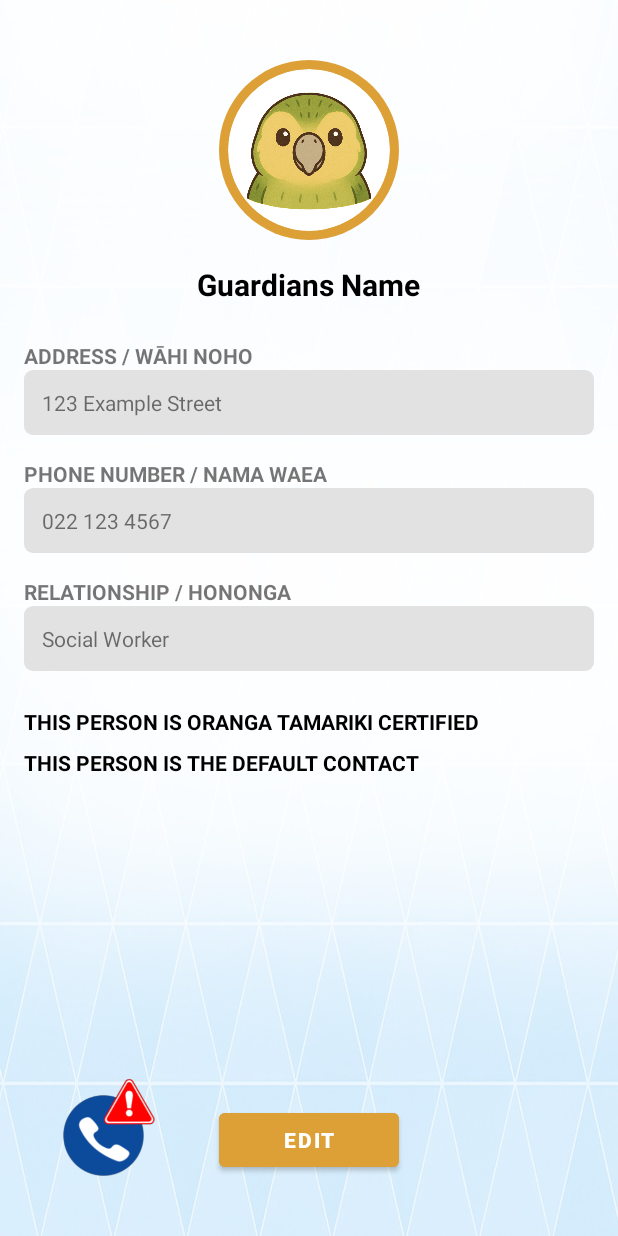
After one commit to prabhdeep101/QuickResponseApp, an Android app: the layout fragment_contact_details.xml on its own in the app's theme, with its tools: preview values and no code run, on a phone screen of 412 x 824 dp. The commit adds this screen. Run offline under Robolectric (Android 15) with nearby library versions, the phone set to English and light mode, and no system bars.

Commit message:
Contact Pages

```diff
--- a/app/src/main/java/com/example/quickresponseapp/contacts/ContactsAdapter.kt
+++ b/app/src/main/java/com/example/quickresponseapp/contacts/ContactsAdapter.kt
@@ -1,4 +1,7 @@
 package com.example.quickresponseapp.contacts
 
-class ContactsAdapter {
+import android.widget.AdapterView.OnItemClickListener
+import android.widget.ListAdapter
+
+class ContactsAdapter(private val listener: OnItemClickListener) {
 }
--- /dev/null
+++ b/app/src/main/res/drawable/edit_text_bg.xml
@@ -0,0 +1,6 @@
+<?xml version="1.0" encoding="utf-8"?>
+<shape xmlns:android="http://schemas.android.com/apk/res/android"
+    android:shape="rectangle">
+    <solid android:color="@color/LightGrey" />
+    <corners android:radius="6dp" />
+</shape>
--- /dev/null
+++ b/app/src/main/res/layout/fragment_contact_details.xml
@@ -0,0 +1,143 @@
+<?xml version="1.0" encoding="utf-8"?>
+<androidx.coordinatorlayout.widget.CoordinatorLayout xmlns:android="http://schemas.android.com/apk/res/android"
+    xmlns:app="http://schemas.android.com/apk/res-auto"
+    xmlns:tools="http://schemas.android.com/tools"
+    android:layout_width="match_parent"
+    android:layout_height="match_parent"
+    android:background="@drawable/backgroundphoto"
+    android:padding="16dp">
+
+    <!-- Scrollable content -->
+    <ScrollView
+        android:layout_width="match_parent"
+        android:layout_height="match_parent"
+        android:layout_gravity="top"
+        android:layout_marginBottom="100dp">
+
+        <LinearLayout
+            android:layout_width="match_parent"
+            android:layout_height="wrap_content"
+            android:gravity="center_horizontal"
+            android:orientation="vertical">
+
+            <!-- Contact profile picture wrapped in a frame -->
+            <FrameLayout
+                android:layout_width="120dp"
+                android:layout_height="120dp"
+                android:layout_marginTop="24dp"
+                android:background="@drawable/bg_profile_border"
+                android:padding="6dp">
+
+                <ImageView
+                    android:id="@+id/image_profile"
+                    android:layout_width="match_parent"
+                    android:layout_height="match_parent"
+                    android:background="@drawable/profile_white_bg"
+                    android:clipToOutline="true"
+                    android:outlineProvider="background"
+                    android:scaleType="centerCrop"
+                    android:src="@drawable/kaurihead" />
+            </FrameLayout>
+
+            <!-- Contact name -->
+            <TextView
+                android:id="@+id/contact_name"
+                android:layout_width="wrap_content"
+                android:layout_height="wrap_content"
+                android:layout_marginTop="16dp"
+                android:text="Guardians Name"
+                android:textColor="@color/black"
+                android:textSize="20sp"
+                android:textStyle="bold" />
+
+            <!-- Contact address -->
+            <TextView
+                android:layout_width="match_parent"
+                android:layout_height="wrap_content"
+                android:layout_marginTop="24dp"
+                android:text="ADDRESS / WĀHI NOHO"
+                android:textStyle="bold" />
+
+            <TextView
+                android:layout_width="match_parent"
+                android:layout_height="wrap_content"
+                android:background="@drawable/edit_text_bg"
+                android:padding="12dp"
+                tools:text="123 Example Street" />
+
+            <!-- Contact phone number -->
+            <TextView
+                android:layout_width="match_parent"
+                android:layout_height="wrap_content"
+                android:layout_marginTop="16dp"
+                android:text="PHONE NUMBER / NAMA WAEA"
+                android:textStyle="bold" />
+
+            <TextView
+                android:id="@+id/contact_phone"
+                android:layout_width="match_parent"
+                android:layout_height="wrap_content"
+                android:background="@drawable/edit_text_bg"
+                android:padding="12dp"
+                tools:text="022 123 4567" />
+
+            <!-- Relation to child -->
+            <TextView
+                android:layout_width="match_parent"
+                android:layout_height="wrap_content"
+                android:layout_marginTop="16dp"
+                android:text="RELATIONSHIP / HONONGA"
+                android:textStyle="bold" />
+
+            <TextView
+                android:id="@+id/contact_relation"
+                android:layout_width="match_parent"
+                android:layout_height="wrap_content"
+                android:background="@drawable/edit_text_bg"
+                android:padding="12dp"
+                tools:text="Social Worker" />
+
+            <!-- Checkboxes Information -->
+            <TextView
+                android:id="@+id/text_oranga"
+                android:layout_width="match_parent"
+                android:layout_height="wrap_content"
+                android:layout_marginTop="24dp"
+                android:text="THIS PERSON IS ORANGA TAMARIKI CERTIFIED"
+                android:textColor="@color/black"
+                android:textStyle="bold" />
+
+            <TextView
+                android:layout_width="match_parent"
+                android:layout_height="wrap_content"
+                android:layout_marginTop="8dp"
+                android:text="THIS PERSON IS THE DEFAULT CONTACT"
+                android:textColor="@color/black"
+                android:textStyle="bold" />
+        </LinearLayout>
+    </ScrollView>
+
+    <!-- Emergency Button -->
+    <ImageButton
+        android:id="@+id/emergency_button"
+        android:layout_width="65dp"
+        android:layout_height="65dp"
+        android:layout_gravity="bottom|start"
+        android:layout_margin="24dp"
+        android:background="@null"
+        android:scaleType="fitCenter"
+        android:src="@drawable/emergencybutton" />
+
+    <!-- Edit button -->
+    <Button
+        android:id="@+id/button_edit"
+        android:layout_width="120dp"
+        android:layout_height="wrap_content"
+        android:layout_gravity="bottom|center_horizontal"
+        android:layout_marginBottom="24dp"
+        android:backgroundTint="@color/mustard"
+        android:text="EDIT"
+        android:textColor="@android:color/white"
+        android:textStyle="bold" />
+
+</androidx.coordinatorlayout.widget.CoordinatorLayout>
```
Also changed, not shown: app/src/main/java/com/example/quickresponseapp/contacts/Contact.kt (added, +11 -0 lines), app/src/main/java/com/example/quickresponseapp/contacts/ContactDao.kt (added, +16 -0 lines), app/src/main/res/layout/fragment_add_contact.xml (added, +145 -0 lines), app/src/main/res/layout/fragment_contacts.xml (+7 -7 lines), app/src/main/res/layout/fragment_edit_contact.xml (added, +159 -0 lines), app/src/main/res/layout/item_contact.xml (+4 -4 lines).
